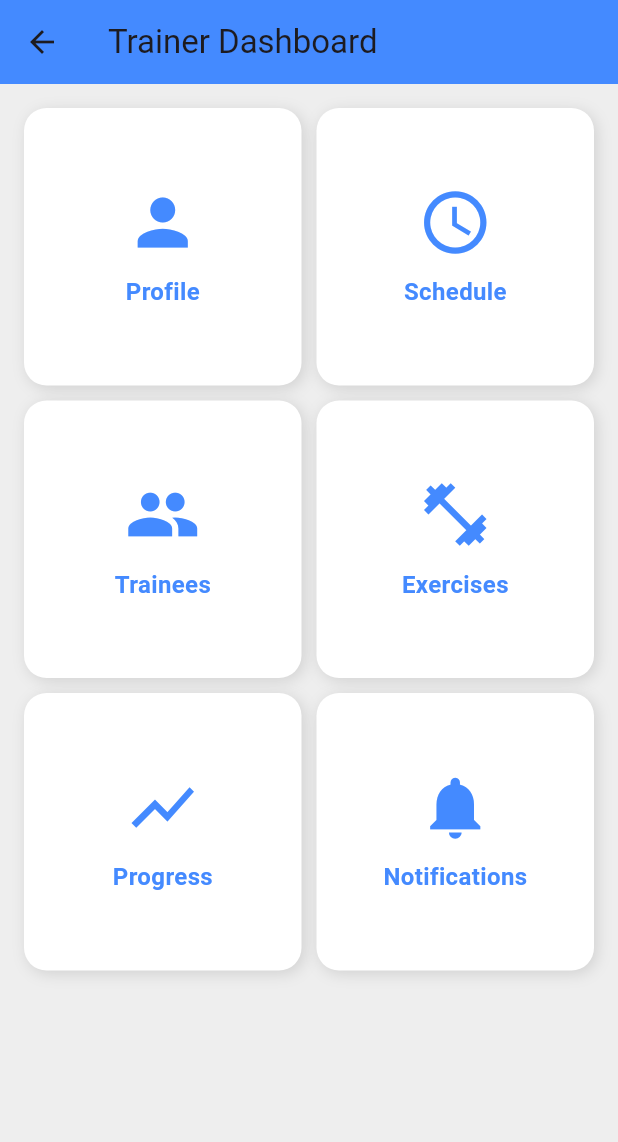
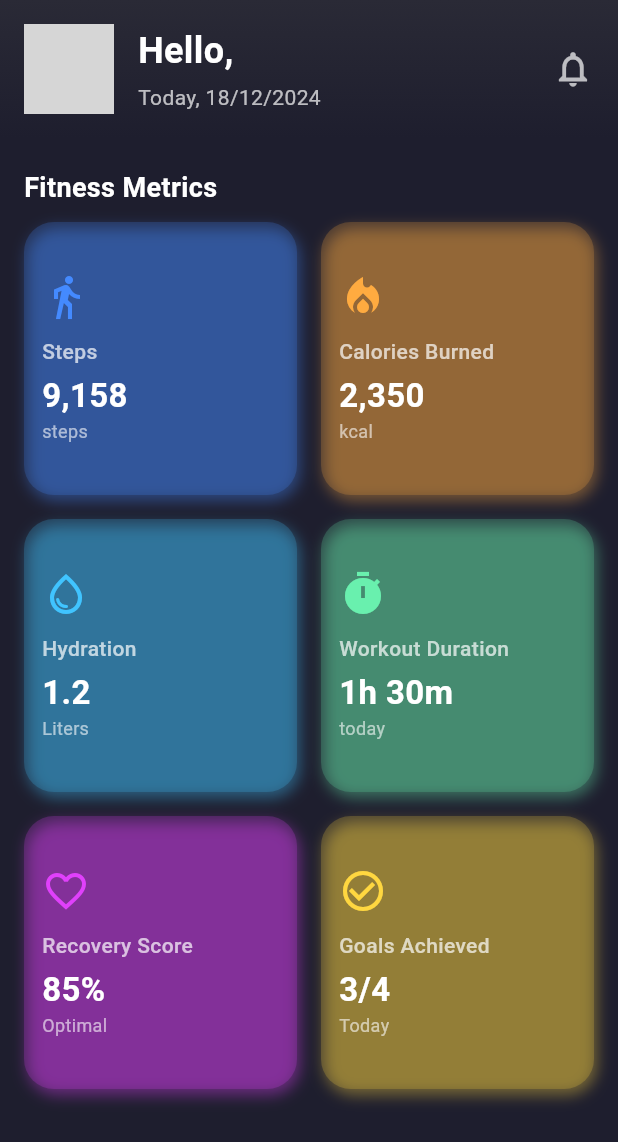
Before and after one commit to shifaaKh28/BodyAndMind, a Flutter app: the TrainerDashboard screen opened by its route, on a phone screen of 412 x 824 dp. Shown: the top 1142 px of the screen. Run offline on Flutter 3.47's test engine with Material 3 defaults, Android fonts, the phone set to English and light mode, and no system bars; our stand-ins replace cloud_firestore, firebase_auth, firebase_core, firebase_storage, image_picker; accounts and stored records are empty; grey boxes are pictures that could not be loaded.

Commit message:
Update dashboard.dart

```diff
--- a/lib/screens/trainer/dashboard.dart
+++ b/lib/screens/trainer/dashboard.dart
@@ -1,4 +1,9 @@
+import 'dart:ui';
+
 import 'package:flutter/material.dart';
+import 'package:cloud_firestore/cloud_firestore.dart';
+import 'package:firebase_auth/firebase_auth.dart';
+
 import '../Trainer/profile/schedule.dart';
 import '../Trainer/profile/trainees.dart';
 import '../Trainer/profile/exercises.dart';
@@ -6,56 +11,172 @@ import '../Trainer/profile/progress.dart';
 import '../Trainer/profile/notifications.dart';
 import '../Trainer/profile/profile_screen.dart'; // Import Profile Screen
 
-class TrainerDashboard extends StatelessWidget {
+class TrainerDashboard extends StatefulWidget {
+  @override
+  _TrainerDashboardState createState() => _TrainerDashboardState();
+}
+
+class _TrainerDashboardState extends State<TrainerDashboard> {
+  String _trainerName = ''; // Holds the trainer's name
+  bool _isLoading = true; // Loading state
+
+  @override
+  void initState() {
+    super.initState();
+    _fetchTrainerName();
+  }
+
+  // Fetch Trainer Name from Firestore
+  Future<void> _fetchTrainerName() async {
+    try {
+      User? user = FirebaseAuth.instance.currentUser;
+
+      if (user != null) {
+        // Fetch trainer document from Firestore
+        DocumentSnapshot trainerDoc = await FirebaseFirestore.instance
+            .collection('trainers')
+            .doc(user.uid)
+            .get();
+
+        if (trainerDoc.exists) {
+          setState(() {
+            _trainerName = trainerDoc['name'] ?? 'Trainer';
+            _isLoading = false;
+          });
+        }
+      }
+    } catch (e) {
+      print('Error fetching trainer name: $e');
+      setState(() {
+        _trainerName = 'Trainer';
+        _isLoading = false;
+      });
+    }
+  }
+
   @override
   Widget build(BuildContext context) {
     return Scaffold(
-      appBar: AppBar(
-        title: Text('Trainer Dashboard'),
-        backgroundColor: Colors.blueAccent,
+      backgroundColor: Color(0xFF1E1E2E), // Dark background
+      body: SafeArea(
+        child: Column(
+          crossAxisAlignment: CrossAxisAlignment.start,
+          children: [
+            // Header Section with Gradient
+            Container(
+              padding: const EdgeInsets.all(16.0),
+              decoration: BoxDecoration(
+                gradient: LinearGradient(
+                  colors: [Color(0xFF2A2A36), Color(0xFF1E1E2E)],
+                  begin: Alignment.topCenter,
+                  end: Alignment.bottomCenter,
                 ),
-      body: Padding(
-        padding: const EdgeInsets.all(16.0),
+              ),
+              child: Row(
+                crossAxisAlignment: CrossAxisAlignment.center,
+                children: [
+                  CircleAvatar(
+                    radius: 30,
+                    backgroundImage: AssetImage('assets/profile_placeholder.png'),
+                  ),
+                  SizedBox(width: 16),
+                  Column(
+                    crossAxisAlignment: CrossAxisAlignment.start,
+                    children: [
+                      Text(
+                        'Hello, $_trainerName',
+                        style: TextStyle(
+                          fontSize: 24,
+                          fontWeight: FontWeight.bold,
+                          color: Colors.white,
+                        ),
+                      ),
+                      SizedBox(height: 4),
+                      Text(
+                        'Today, ${_formattedDate()}',
+                        style: TextStyle(
+                          fontSize: 14,
+                          color: Colors.white70,
+                        ),
+                      ),
+                    ],
+                  ),
+                  Spacer(),
+                  Icon(Icons.notifications_outlined,
+                      color: Colors.white70, size: 28),
+                ],
+              ),
+            ),
+
+            SizedBox(height: 20),
+
+            // Fitness Metrics Section
+            Padding(
+              padding: const EdgeInsets.symmetric(horizontal: 16.0),
+              child: Text(
+                'Fitness Metrics',
+                style: TextStyle(
+                  fontSize: 18,
+                  fontWeight: FontWeight.bold,
+                  color: Colors.white,
+                ),
+              ),
+            ),
+
+            SizedBox(height: 10),
+
+            // Metrics Cards Row
+            Expanded(
               child: GridView.count(
                 crossAxisCount: 2,
-          crossAxisSpacing: 10,
-          mainAxisSpacing: 10,
+                crossAxisSpacing: 16,
+                mainAxisSpacing: 16,
+                padding: const EdgeInsets.symmetric(horizontal: 16),
                 children: [
-            _buildDashboardButton(
-              context,
-              title: 'Profile', // New Profile Button
-              icon: Icons.person,
-              targetScreen: ProfileScreen(isTrainer: true), // Navigate to Profile Screen
+                  _buildMetricCard(
+                    title: 'Steps',
+                    value: '9,158',
+                    unit: 'steps',
+                    icon: Icons.directions_walk,
+                    color: Colors.blueAccent,
                   ),
-            _buildDashboardButton(
-              context,
-              title: 'Schedule',
-              icon: Icons.schedule,
-              targetScreen: TrainerSchedule(),
+                  _buildMetricCard(
+                    title: 'Calories Burned',
+                    value: '2,350',
+                    unit: 'kcal',
+                    icon: Icons.local_fire_department,
+                    color: Colors.orangeAccent,
                   ),
-            _buildDashboardButton(
-              context,
-              title: 'Trainees',
-              icon: Icons.people,
-              targetScreen: TraineeProfiles(),
+                  _buildMetricCard(
+                    title: 'Hydration',
+                    value: '1.2',
+                    unit: 'Liters',
+                    icon: Icons.water_drop_outlined,
+                    color: Colors.lightBlueAccent,
                   ),
-            _buildDashboardButton(
-              context,
-              title: 'Exercises',
-              icon: Icons.fitness_center,
-              targetScreen: ExerciseLibrary(),
+                  _buildMetricCard(
+                    title: 'Workout Duration',
+                    value: '1h 30m',
+                    unit: 'today',
+                    icon: Icons.timer,
+                    color: Colors.greenAccent,
                   ),
-            _buildDashboardButton(
-              context,
-              title: 'Progress',
-              icon: Icons.show_chart,
-              targetScreen: TrainerProgress(),
+                  _buildMetricCard(
+                    title: 'Recovery Score',
+                    value: '85%',
+                    unit: 'Optimal',
+                    icon: Icons.favorite_outline,
+                    color: Colors.purpleAccent,
                   ),
-            _buildDashboardButton(
-              context,
-              title: 'Notifications',
-              icon: Icons.notifications,
-              targetScreen: NotificationsScreen(),
+                  _buildMetricCard(
+                    title: 'Goals Achieved',
+                    value: '3/4',
+                    unit: 'Today',
+                    icon: Icons.check_circle_outline,
+                    color: Colors.amberAccent,
+                  ),
+                ],
+              ),
             ),
           ],
         ),
@@ -63,40 +184,56 @@ class TrainerDashboard extends StatelessWidget {
     );
   }
 
-  Widget _buildDashboardButton(BuildContext context,
-      {required String title,
+  // Metric Card Widget
+  Widget _buildMetricCard({
+    required String title,
+    required String value,
+    required String unit,
     required IconData icon,
-        required Widget targetScreen}) {
-    return GestureDetector(
-      onTap: () {
-        Navigator.push(
-          context,
-          MaterialPageRoute(builder: (context) => targetScreen),
-        );
-      },
-      child: Container(
+    required Color color,
+  }) {
+    return Container(
       decoration: BoxDecoration(
-          color: Colors.white,
-          borderRadius: BorderRadius.circular(15),
+        color: color.withOpacity(0.2),
+        borderRadius: BorderRadius.circular(20),
         boxShadow: [
           BoxShadow(
-              color: Colors.black12,
+            color: color.withOpacity(0.4),
             blurRadius: 8,
-              offset: Offset(2, 2),
+            offset: Offset(2, 4),
           ),
         ],
       ),
+      child: Padding(
+        padding: const EdgeInsets.all(12.0),
         child: Column(
           mainAxisAlignment: MainAxisAlignment.center,
+          crossAxisAlignment: CrossAxisAlignment.start,
           children: [
-            Icon(icon, size: 50, color: Colors.blueAccent),
+            Icon(icon, size: 32, color: color),
             SizedBox(height: 10),
             Text(
               title,
               style: TextStyle(
-                fontSize: 16,
+                fontSize: 14,
+                color: Colors.white70,
+                fontWeight: FontWeight.w500,
+              ),
+            ),
+            SizedBox(height: 4),
+            Text(
+              value,
+              style: TextStyle(
+                fontSize: 22,
                 fontWeight: FontWeight.bold,
-                color: Colors.blueAccent,
+                color: Colors.white,
+              ),
+            ),
+            Text(
+              unit,
+              style: TextStyle(
+                fontSize: 12,
+                color: Colors.white60,
               ),
             ),
           ],
@@ -104,4 +241,10 @@ class TrainerDashboard extends StatelessWidget {
       ),
     );
   }
+
+  // Utility Function to Format Date
+  String _formattedDate() {
+    DateTime now = DateTime.now();
+    return "${now.day}/${now.month}/${now.year}";
   }
+}
```
Lines whose indentation alone changed are shown as unchanged.
